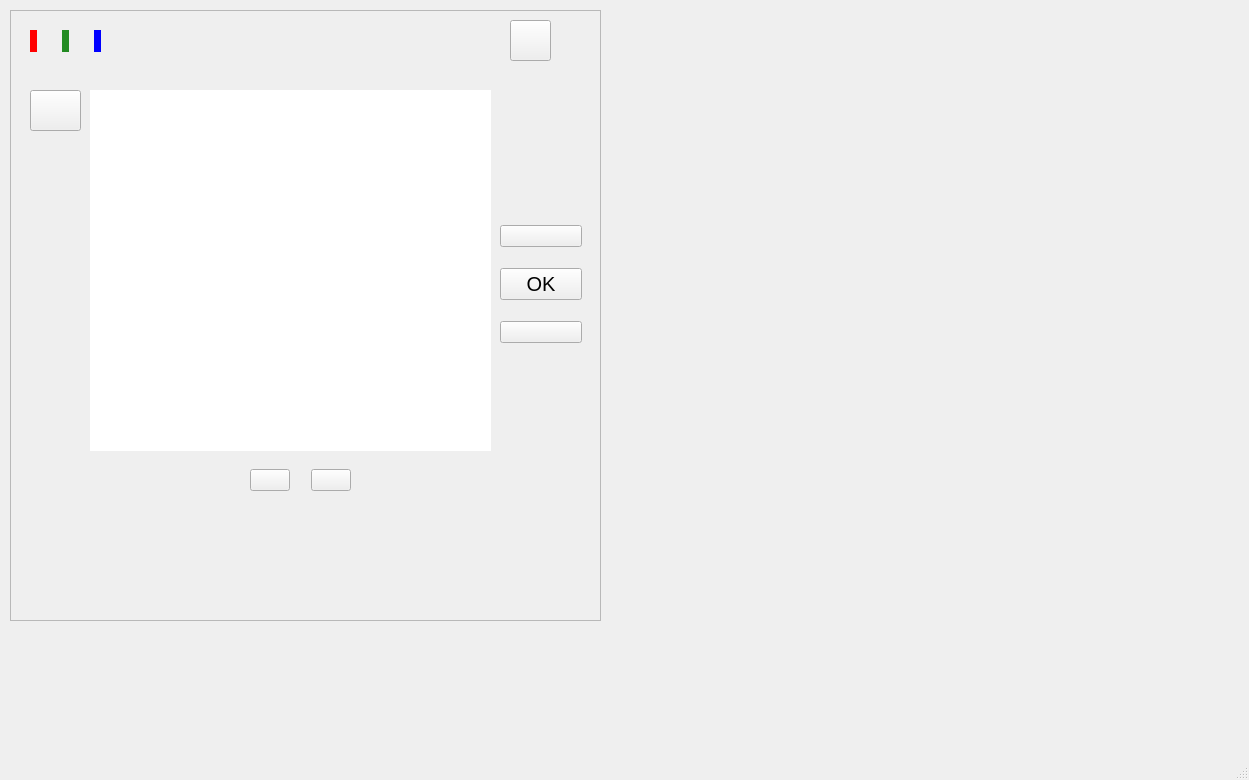
The window that neureset/mainwindow.ui (Gabmelom/neureset) describes before a commit, drawn with Qt 5.
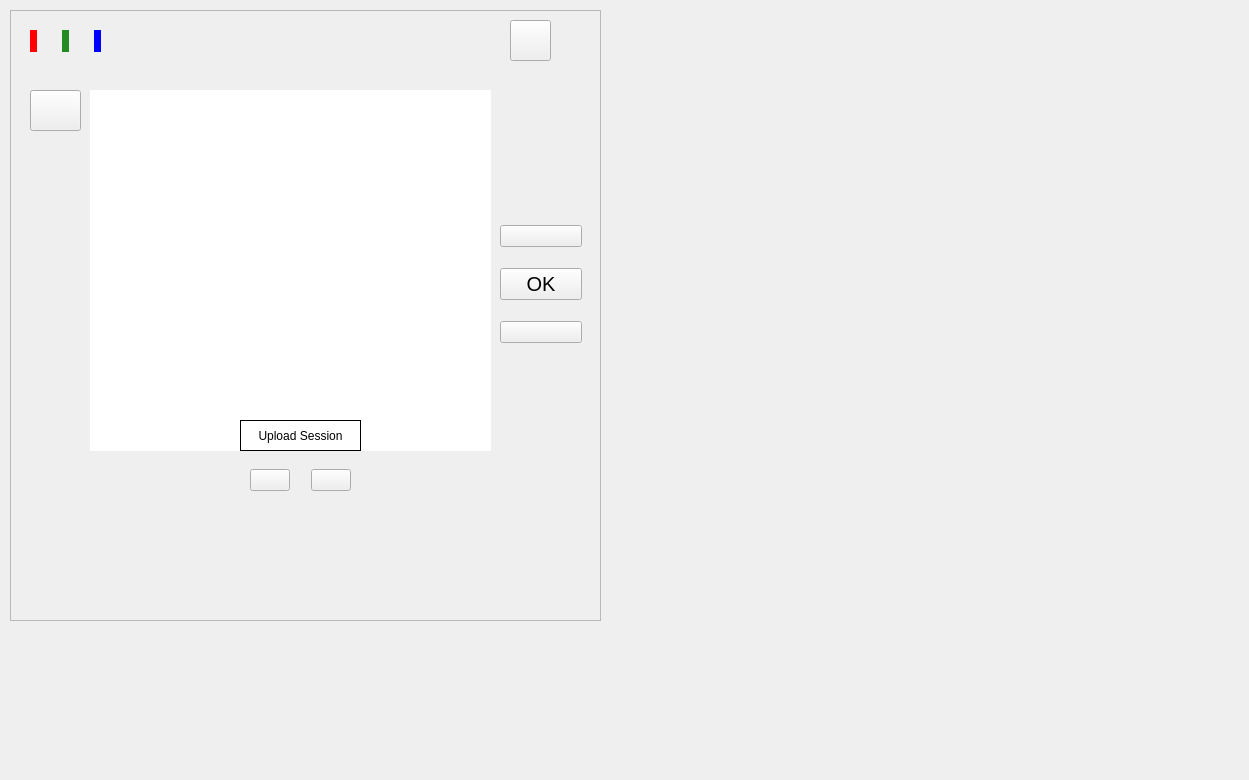
The same window after the commit. Icons and pictures are not drawn.

Commit message: Send and store session log on PC

```diff
--- a/neureset/mainwindow.ui
+++ b/neureset/mainwindow.ui
@@ -384,10 +384,26 @@
          <x>10</x>
          <y>10</y>
          <width>381</width>
-         <height>341</height>
+         <height>311</height>
         </rect>
        </property>
       </widget>
+      <widget class="QPushButton" name="uploadSession">
+       <property name="geometry">
+        <rect>
+         <x>150</x>
+         <y>330</y>
+         <width>121</width>
+         <height>31</height>
+        </rect>
+       </property>
+       <property name="styleSheet">
+        <string notr="true">border: 1px solid black;</string>
+       </property>
+       <property name="text">
+        <string>Upload Session</string>
+       </property>
+      </widget>
      </widget>
      <widget class="QWidget" name="TimeAndDatePage">
       <property name="styleSheet">
@@ -480,7 +496,6 @@
     </rect>
    </property>
   </widget>
-  <widget class="QStatusBar" name="statusbar"/>
  </widget>
  <resources>
   <include location="resources.qrc"/>
```
The commit also changes 7 other files.
